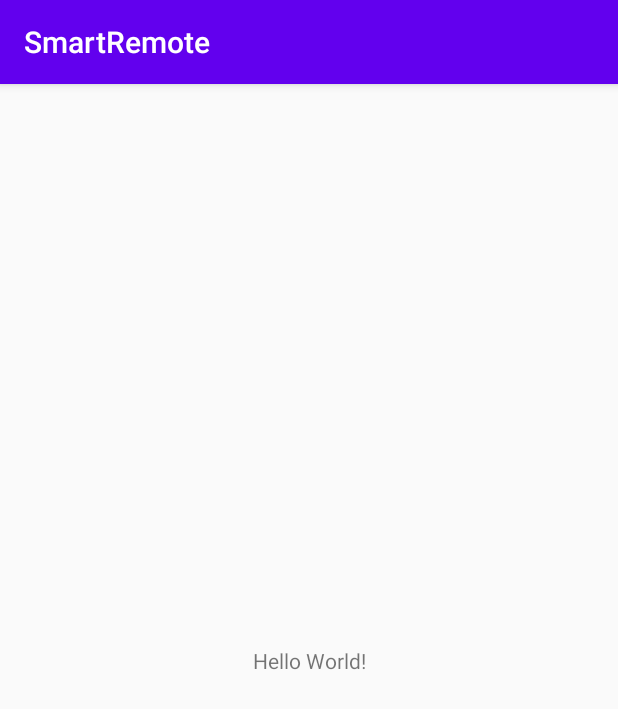
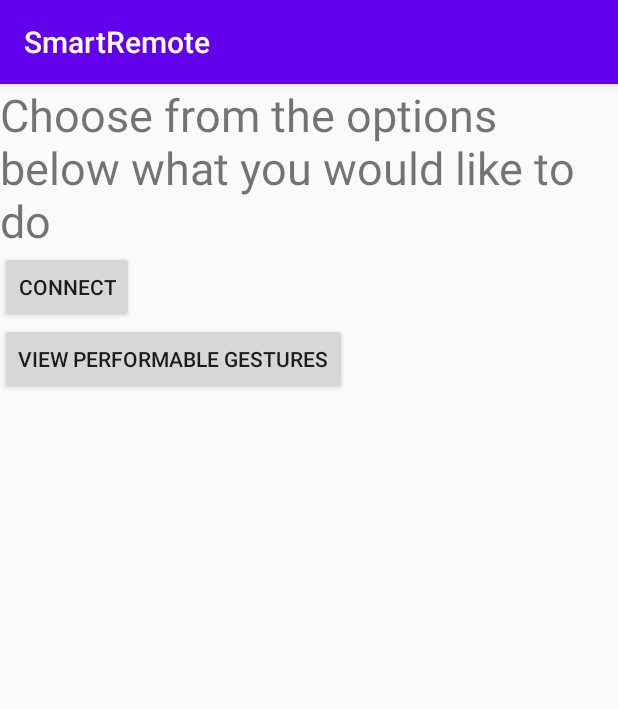
Before and after one commit to Nachodood/SmartRemote, an Android app: the screen it shows after launch (MainActivity), on a phone screen of 412 x 824 dp. Shown: the top 709 px of the screen. Run offline under Robolectric (Android 15) with nearby library versions, the phone set to English and light mode, and no system bars.

Commit message:
Implement Connect and performableGestures navigation

```diff
--- a/app/src/main/java/com/example/smartremote/MainActivity.java
+++ b/app/src/main/java/com/example/smartremote/MainActivity.java
@@ -2,13 +2,42 @@ package com.example.smartremote;
 
 import androidx.appcompat.app.AppCompatActivity;
 
+import android.content.Intent;
 import android.os.Bundle;
+import android.view.View;
+import android.widget.Button;
 
 public class MainActivity extends AppCompatActivity {
+
+    Button m_btnConnect,
+            m_btnViewGestures;
 
     @Override
     protected void onCreate(Bundle savedInstanceState) {
         super.onCreate(savedInstanceState);
         setContentView(R.layout.activity_main);
+
+        m_btnConnect = findViewById(R.id.btn_connect);
+        m_btnViewGestures = findViewById(R.id.btn_view_gestures);
+
+
+        m_btnConnect.setOnClickListener(new View.OnClickListener() {
+            @Override
+            public void onClick(View v) {
+                Intent connectActivityIntent = new Intent(MainActivity.this,
+                        ConnectActivity.class);
+                startActivity(connectActivityIntent);
+            }
+        });
+
+        m_btnViewGestures.setOnClickListener(new View.OnClickListener() {
+            @Override
+            public void onClick(View v) {
+                Intent viewGesturesIntent = new Intent(MainActivity.this,
+                        PerformableGesturesActivity.class);
+                startActivity(viewGesturesIntent);
+            }
+        });
+
     }
 }
--- /dev/null
+++ b/app/src/main/res/layout/activity_connect.xml
@@ -0,0 +1,6 @@
+<?xml version="1.0" encoding="utf-8"?>
+<androidx.constraintlayout.widget.ConstraintLayout
+    xmlns:android="http://schemas.android.com/apk/res/android" android:layout_width="match_parent"
+    android:layout_height="match_parent">
+
+</androidx.constraintlayout.widget.ConstraintLayout>
--- a/app/src/main/res/layout/activity_main.xml
+++ b/app/src/main/res/layout/activity_main.xml
@@ -1,18 +1,30 @@
 <?xml version="1.0" encoding="utf-8"?>
-<androidx.constraintlayout.widget.ConstraintLayout xmlns:android="http://schemas.android.com/apk/res/android"
+<androidx.appcompat.widget.LinearLayoutCompat xmlns:android="http://schemas.android.com/apk/res/android"
     xmlns:app="http://schemas.android.com/apk/res-auto"
     xmlns:tools="http://schemas.android.com/tools"
+    android:id="@+id/lin_layout_parent"
     android:layout_width="match_parent"
     android:layout_height="match_parent"
+    android:orientation="vertical"
     tools:context=".MainActivity">
 
     <TextView
+        android:id="@+id/txt_welcome"
         android:layout_width="wrap_content"
         android:layout_height="wrap_content"
-        android:text="Hello World!"
-        app:layout_constraintBottom_toBottomOf="parent"
-        app:layout_constraintLeft_toLeftOf="parent"
-        app:layout_constraintRight_toRightOf="parent"
-        app:layout_constraintTop_toTopOf="parent" />
+        android:text="@string/txt_welcome"
+        android:textSize="30sp" />
 
-</androidx.constraintlayout.widget.ConstraintLayout>
+    <Button
+        android:id="@+id/btn_connect"
+        android:layout_width="wrap_content"
+        android:layout_height="wrap_content"
+        android:text="@string/btn_connect" />
+
+    <Button
+        android:id="@+id/btn_view_gestures"
+        android:layout_width="wrap_content"
+        android:layout_height="wrap_content"
+        android:text="@string/btn_view_gestures" />
+
+</androidx.appcompat.widget.LinearLayoutCompat>
--- a/app/src/main/res/values/strings.xml
+++ b/app/src/main/res/values/strings.xml
@@ -1,3 +1,6 @@
 <resources>
     <string name="app_name">SmartRemote</string>
+    <string name="btn_connect">Connect</string>
+    <string name="txt_welcome">Choose from the options below what you would like to do</string>
+    <string name="btn_view_gestures">View performable gestures</string>
 </resources>
```
Also changed, not shown: app/src/main/AndroidManifest.xml (+16 -0 lines), app/src/main/java/com/example/smartremote/ConnectActivity.java (added, +19 -0 lines), app/src/main/java/com/example/smartremote/PerformableGesturesActivity.java (added, +21 -0 lines), app/src/main/res/layout/activity_performable_gestures.xml (added, +9 -0 lines).
